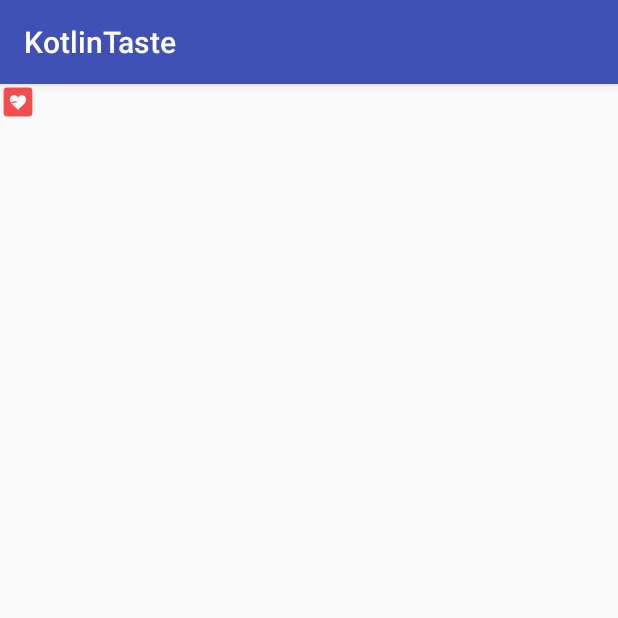
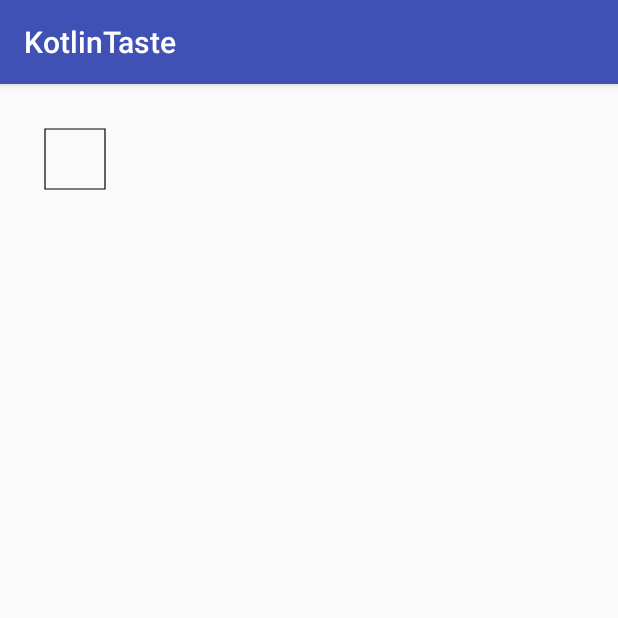
Before and after one commit to ccva/KotlinTaste, an Android app: the ImageTestActivity screen opened directly, with no data from a screen before it, on a phone screen of 412 x 824 dp, the top half of it. Run offline under Robolectric (Android 15) with nearby library versions, the phone set to English and light mode, and no system bars; our stand-ins replace CircleImageView; 1 statement that could not run was skipped.

```diff
--- a/app/build.gradle
+++ b/app/build.gradle
@@ -1,3 +1,4 @@
+
 apply plugin: 'com.android.application'
 
 apply plugin: 'kotlin-android'
@@ -6,7 +7,7 @@ apply plugin: 'kotlin-android-extensions'
 
 android {
     compileSdkVersion 25
-    buildToolsVersion "25.0.1"
+    buildToolsVersion '26.0.2'
     defaultConfig {
         applicationId "com.va.kotlintaste"
         minSdkVersion 19
@@ -26,7 +27,6 @@ android {
 dependencies {
     implementation fileTree(include: ['*.jar'], dir: 'libs')
     implementation 'com.android.support:appcompat-v7:25.0.1'
-    implementation 'com.android.support.constraint:constraint-layout:1.0.2'
     testImplementation 'junit:junit:4.12'
     androidTestImplementation('com.android.support.test.espresso:espresso-core:3.0.1', {
         exclude group: 'com.android.support', module: 'support-annotations'
--- a/app/src/main/java/com/va/kotlintaste/CpTestActivity.kt
+++ b/app/src/main/java/com/va/kotlintaste/CpTestActivity.kt
@@ -104,7 +104,7 @@ class CpTestActivity : AppCompatActivity() {
                 val arrayOf = arrayOf(DBConstant.KEY_ID, DBConstant.KEY_NAME, DBConstant.KEY_WHERE)
                 Log.i("cjm", "query 1  " + SystemClock.currentThreadTimeMillis())
                 val cursor = contentResolver.query(uri, arrayOf, null, null, null)
-                Log.i("cjm", "query 2  " + SystemClock.currentThreadTimeMillis())
+                Log.i("cjm", "query a2  " + SystemClock.currentThreadTimeMillis())
                 val sb = StringBuilder()
                 val format = SimpleDateFormat("HH:mm")
                 sb.append("time : " + format.format(Calendar.getInstance().time)).append("\n")
--- a/app/src/main/java/com/va/kotlintaste/ImageTestActivity.kt
+++ b/app/src/main/java/com/va/kotlintaste/ImageTestActivity.kt
@@ -1,8 +1,10 @@
 package com.va.kotlintaste
 
+import android.graphics.drawable.Animatable
+import android.graphics.drawable.AnimatedVectorDrawable
+import android.os.Bundle
+import android.support.graphics.drawable.AnimatedVectorDrawableCompat
 import android.support.v7.app.AppCompatActivity
-import android.os.Bundle
-import android.widget.ImageView
 import kotlinx.android.synthetic.main.activity_image_test.*
 
 class ImageTestActivity : AppCompatActivity() {
@@ -17,5 +19,12 @@ class ImageTestActivity : AppCompatActivity() {
 //
 //        civ.setImageResource(R.drawable.timg)
 
+        var vectorDrawable = iv.drawable as AnimatedVectorDrawableCompat
+
+        iv.setOnClickListener {
+            vectorDrawable.start()
+        }
+
+
     }
 }
--- a/app/src/main/java/com/va/kotlintaste/contentprovider/PersonProvider.java
+++ b/app/src/main/java/com/va/kotlintaste/contentprovider/PersonProvider.java
@@ -64,7 +64,7 @@ public class PersonProvider extends ContentProvider {
             case PERSON:
                 Log.i("cjm", "query provider 1  " + SystemClock.currentThreadTimeMillis());
                 SQLiteDatabase database = tasteDBHelper.getReadableDatabase();
-                Log.i("cjm", "query provider 2  " + SystemClock.currentThreadTimeMillis());
+                Log.i("cjm", "query provider a2  " + SystemClock.currentThreadTimeMillis());
                 cursor = database.query(DBConstant.TABLE_PERSON, projection, selection, selectionArgs, null, null, sortOrder);
                 Log.i("cjm", "query provider 3  " + SystemClock.currentThreadTimeMillis());
                 cursor.setNotificationUri(contentResolver, uri);
--- a/app/src/main/java/com/va/kotlintaste/stockconfig/MultiLineText.java
+++ b/app/src/main/java/com/va/kotlintaste/stockconfig/MultiLineText.java
@@ -67,7 +67,7 @@ public class MultiLineText extends View {
 //        float bottom = fontMetrics.bottom;
 //        int length = strings.length;
 //        float total = (length - 1) * (-top + bottom) + (-fontMetrics.ascent + fontMetrics.descent);
-//        float offset = total / 2 - bottom;
+//        float offset = total / a2 - bottom;
 //        for (int i = 0; i < length; i++) {
 //            float yAxis = -(length - i - 1) * (-top + bottom) + offset;
 //            canvas.drawText(strings[i], point.x, point.y + yAxis, mPaint);
--- /dev/null
+++ b/app/src/main/res/animator/path_trim.xml
@@ -0,0 +1,8 @@
+<?xml version="1.0" encoding="utf-8"?>
+<objectAnimator xmlns:android="http://schemas.android.com/apk/res/android"
+    android:duration="5000"
+    android:interpolator="@android:interpolator/linear"
+    android:propertyName="trimPathEnd"
+    android:valueFrom="0"
+    android:valueTo="1"
+    android:valueType="floatType"></objectAnimator>
--- a/app/src/main/res/drawable/path_q.xml
+++ b/app/src/main/res/drawable/path_q.xml
@@ -27,8 +27,7 @@
     <path
         android:fillColor="#f24e4e"
         android:pathData="
-            M20,20
-            a8,9 -15 0 0 -9,2
-            " />
+            M30,20
+            a8,9 -15 0 0 -9,2" />
 
 </vector>
--- /dev/null
+++ b/app/src/main/res/drawable/path_rect.xml
@@ -0,0 +1,16 @@
+<?xml version="1.0" encoding="utf-8"?>
+<vector xmlns:android="http://schemas.android.com/apk/res/android"
+    android:width="100dp"
+    android:height="100dp"
+    android:viewportHeight="100"
+    android:viewportWidth="100">
+
+
+    <path
+        android:name="rect"
+        android:pathData="M30,30L70,30L70,70,L30,70z"
+        android:strokeColor="#000000"
+        android:strokeWidth="0.8" />
+
+
+</vector>
--- /dev/null
+++ b/app/src/main/res/drawable/path_trim.xml
@@ -0,0 +1,11 @@
+<?xml version="1.0" encoding="utf-8"?>
+<animated-vector xmlns:android="http://schemas.android.com/apk/res/android"
+    xmlns:tools="http://schemas.android.com/tools"
+    android:drawable="@drawable/path_rect"
+    tools:ignore="NewApi">
+
+    <target
+        android:name="rect"
+        android:animation="@animator/path_trim" />
+
+</animated-vector>
--- a/app/src/main/res/layout/activity_image_test.xml
+++ b/app/src/main/res/layout/activity_image_test.xml
@@ -13,9 +13,10 @@
     <!--android:layout_height="match_parent" />-->
 
     <ImageView
+        android:id="@+id/iv"
         android:layout_width="wrap_content"
         android:layout_height="wrap_content"
-        android:background="@drawable/path_q" />
+        app:srcCompat="@drawable/path_trim" />
 
 
 </LinearLayout>
--- a/build.gradle
+++ b/build.gradle
@@ -7,7 +7,7 @@ buildscript {
         jcenter()
     }
     dependencies {
-        classpath 'com.android.tools.build:gradle:3.0.0-beta6'
+        classpath 'com.android.tools.build:gradle:3.0.0-beta7'
         classpath "org.jetbrains.kotlin:kotlin-gradle-plugin:$kotlin_version"
 
         // NOTE: Do not place your application dependencies here; they belong
```
Also changed, not shown: app/src/main/java/com/va/kotlintaste/algo/Node.kt (added, +14 -0 lines), app/src/main/java/com/va/kotlintaste/algo/Tree.kt (added, +10 -0 lines), app/src/main/java/com/va/kotlintaste/algo/TreeUtils.kt (added, +14 -0 lines), app/src/main/res/animator/path_anim.xml (added, +14 -0 lines), app/src/main/res/animator/path_anim_start.xml (added, +13 -0 lines), app/src/main/res/drawable/a2.xml (added, +17 -0 lines), app/src/main/res/drawable/d_start.xml (added, +12 -0 lines), app/src/main/res/drawable/path_start.xml (added, +16 -0 lines), app/src/main/res/drawable/patn_anim.xml (added, +11 -0 lines).
